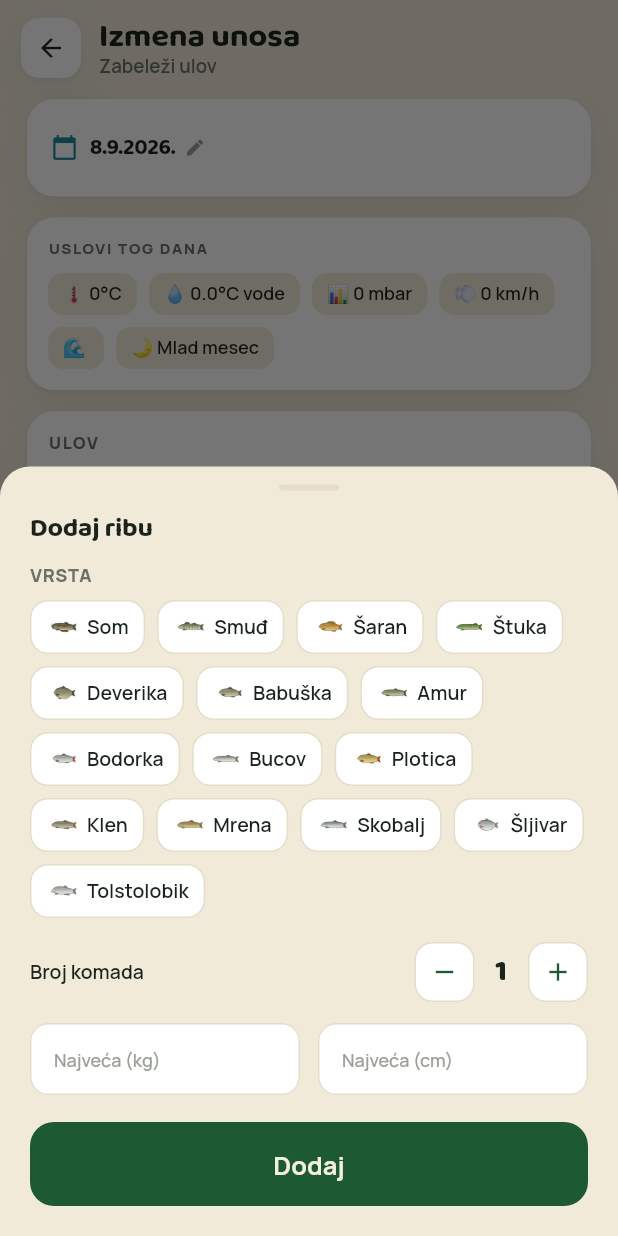
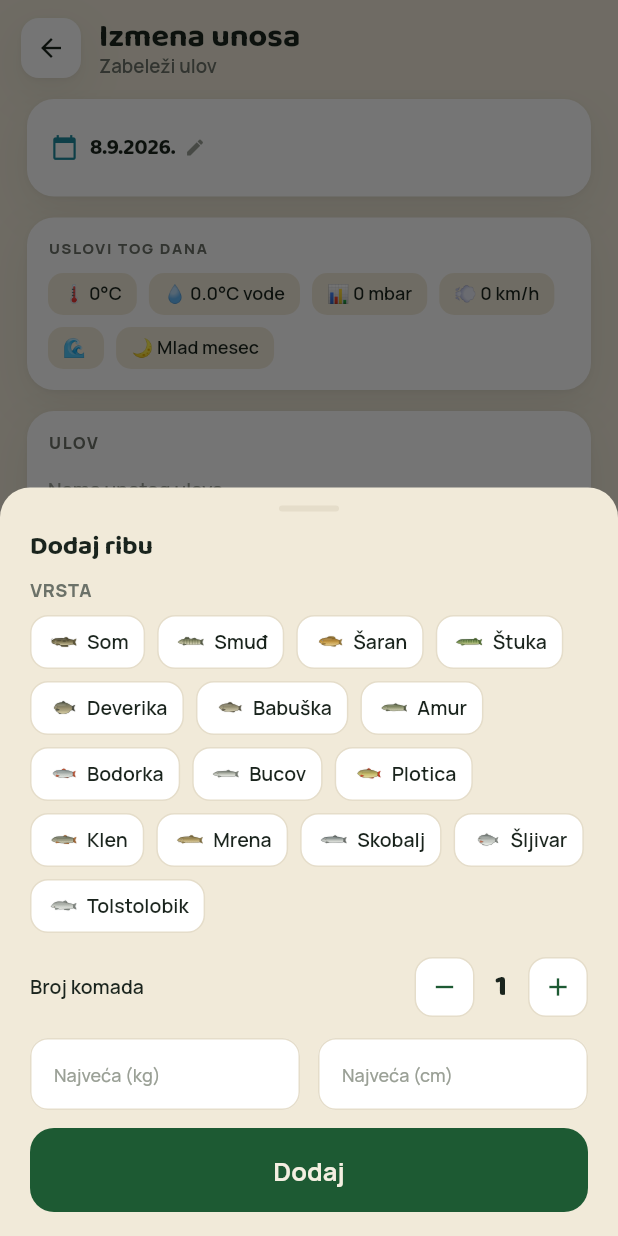
Before and after one commit to neonknight4/fishing_worthy, a Flutter app: the DiaryEntryScreen screen opened directly with empty values, after a tap on "Dodaj ribu", on a phone screen of 412 x 824 dp. Run offline on Flutter 3.47's test engine with Material 3 defaults, Android fonts, the phone set to English and light mode, and no system bars; our stand-ins replace flutter_map, flutter_svg, geolocator, google_fonts, image_picker, latlong2 and 3 more; missing offline and left inert: flutter_pdfview; accounts and stored records are empty.

Commit message:
fix(ui): overflow u SectionLabel i AppButton, nov AppSheet
Prijavljen overflow od 45 px u padajućoj listi hranilica bio je simptom;
uzroci su bila dva deljena widgeta, pa popravka pokriva ceo app.

SectionLabel: Row sa neograničenim Text-om i Expanded linijom. Dugi
naslovi sekcija prelivali su ga na 6 mesta, 3–209 px. Tekst mora ostati
neflex-ovan da bi linija popunila red, pa je kroz LayoutBuilder kapiran
na širinu reda i prelama se u dva reda; linija dobija ostatak, i 0.

AppButton: isto neflex-ovan Text; dugačka labela u block dugmetu
prelivala 65–105 px. Labela se sad skuplja samo kad je block: true, jer
non-block dugme može stajati u neograničenom Row-u gde Flexible pukne.

AppSheet: zajednička školjka za bottom sheet — hvatalica, opcioni
naslov, skrolabilno telo, prikovano podnožje, viewInsets za tastaturu i
padding.bottom za sistemsku navigaciju. showModalBottomSheet
podrazumevano seče na pola ekrana, a Column sa mainAxisSize.min nema
skrol. _AddCatchSheet (15 vrsta + dva polja pod tastaturom) prebačen na
nju.

Verifikacija: privremeni widget sweep na 320 i 360 px koji renderuje
ekrane, skroluje do dna i pada na svaki RenderFlex overflow.

Co-Authored-By: Claude Opus 5 (1M context) <noreply@anthropic.com>

```diff
--- a/lib/screens/diary_entry_screen.dart
+++ b/lib/screens/diary_entry_screen.dart
@@ -623,22 +623,30 @@ class _AddCatchSheetState extends State<_AddCatchSheet> {
   @override
   Widget build(BuildContext context) {
     final c = context.c;
-    return Container(
-      padding: EdgeInsets.fromLTRB(20, 12, 20, MediaQuery.of(context).viewInsets.bottom + 20),
-      decoration: BoxDecoration(
-        color: c.bg,
-        borderRadius: const BorderRadius.vertical(top: Radius.circular(20)),
+    // Wrap sa 15 vrsta + dva polja za unos ne staju na ekran kad je tastatura
+    // otvorena — telo skroluje, „Dodaj" ostaje prikovan u podnožju.
+    return AppSheet(
+      title: 'Dodaj ribu',
+      footer: AppButton(
+        'Dodaj',
+        block: true,
+        large: true,
+        onTap: _species == null
+            ? null
+            : () => Navigator.pop(
+                  context,
+                  CatchItem(
+                    species: _species!,
+                    count: _count,
+                    maxWeightKg: double.tryParse(_weight.text.replaceAll(',', '.')),
+                    maxLengthCm: double.tryParse(_length.text.replaceAll(',', '.')),
+                  ),
+                ),
       ),
       child: Column(
         mainAxisSize: MainAxisSize.min,
         crossAxisAlignment: CrossAxisAlignment.start,
         children: [
-          Center(
-            child: Container(width: 40, height: 4, decoration: BoxDecoration(color: c.line, borderRadius: BorderRadius.circular(2))),
-          ),
-          const SizedBox(height: 16),
-          Text('Dodaj ribu', style: context.display(size: 18)),
-          const SizedBox(height: 14),
           Text('VRSTA', style: context.ui(size: 12, weight: FontWeight.w800, color: c.muted, letterSpacing: 0.4)),
           const SizedBox(height: 8),
           Wrap(
@@ -689,23 +697,6 @@ class _AddCatchSheetState extends State<_AddCatchSheet> {
               Expanded(child: _numField(_length, 'Najveća (cm)')),
             ],
           ),
-          const SizedBox(height: 18),
-          AppButton(
-            'Dodaj',
-            block: true,
-            large: true,
-            onTap: _species == null
-                ? null
-                : () => Navigator.pop(
-                      context,
-                      CatchItem(
-                        species: _species!,
-                        count: _count,
-                        maxWeightKg: double.tryParse(_weight.text.replaceAll(',', '.')),
-                        maxLengthCm: double.tryParse(_length.text.replaceAll(',', '.')),
-                      ),
-                    ),
-          ),
         ],
       ),
     );
--- a/lib/widgets/components.dart
+++ b/lib/widgets/components.dart
@@ -149,16 +149,26 @@ class SectionLabel extends StatelessWidget {
   @override
   Widget build(BuildContext context) {
     final c = context.c;
+    // Tekst mora da ostane neflex-ovan da bi linija popunila ostatak reda, ali
+    // bez gornje granice dug naslov prelije red. Otud LayoutBuilder: naslov se
+    // kapira na širinu reda i prelomi, a linija dobije ono što ostane (i 0).
     return Padding(
       padding: const EdgeInsets.fromLTRB(2, 26, 2, 13),
-      child: Row(
+      child: LayoutBuilder(
+        builder: (context, box) => Row(
           children: [
-          Text(text.toUpperCase(),
+            ConstrainedBox(
+              constraints: BoxConstraints(
+                  maxWidth: (box.maxWidth - 9).clamp(0, double.infinity)),
+              child: Text(text.toUpperCase(),
+                  maxLines: 2,
                   style: context.ui(
                       size: 12, weight: FontWeight.w800, color: c.muted, letterSpacing: 1.7)),
+            ),
             const SizedBox(width: 9),
             Expanded(child: Container(height: 1, color: c.line)),
           ],
+        ),
       ),
     );
   }
@@ -242,7 +252,22 @@ class AppButton extends StatelessWidget {
                 Icon(icon, size: large ? 20 : 18, color: fg),
                 const SizedBox(width: 9),
               ],
-              Text(label,
+              // U block dugmetu je širina ograničena, pa labela sme da se
+              // skupi — bez ovoga dug tekst („Pročitaj na feeder.rs") prelije
+              // red. Non-block dugme ostaje neflex-ovano, jer može da stoji u
+              // neograničenom Row-u gde Flexible pukne.
+              block
+                  ? Flexible(
+                      child: Text(label,
+                          textAlign: TextAlign.center,
+                          maxLines: 2,
+                          overflow: TextOverflow.ellipsis,
+                          style: context.ui(
+                              size: large ? 17 : 15.5,
+                              weight: FontWeight.w700,
+                              color: fg)),
+                    )
+                  : Text(label,
                       style: context.ui(
                           size: large ? 17 : 15.5, weight: FontWeight.w700, color: fg)),
             ],
@@ -696,3 +721,83 @@ class OsmAttribution extends StatelessWidget {
     );
   }
 }
+
+// ─────────────────────────── BOTTOM SHEET ───────────────────────────
+
+/// Zajednička školjka za bottom sheet: hvatalica, opcioni naslov, skrolabilno
+/// telo i fiksiran podnožni deo.
+///
+/// Bez ovoga svaki sheet sa listom preraste ekran — `showModalBottomSheet`
+/// podrazumevano seče na pola visine, a Column sa `mainAxisSize.min` nema
+/// skrol pa prijavi overflow. Ovde: `maxHeight` je deo ekrana, telo skroluje,
+/// `viewInsets` prima tastaturu, a `padding.bottom` sistemsku navigaciju.
+///
+/// Pozivalac MORA da prosledi `isScrollControlled: true`, inače sheet i dalje
+/// ne može da pređe pola ekrana.
+class AppSheet extends StatelessWidget {
+  final String? title;
+  final Widget child;
+
+  /// Ostaje prikovan na dnu, van skrola — tu idu akcije (dugmad), da budu
+  /// dohvatljive i kad je tastatura otvorena.
+  final Widget? footer;
+
+  final double maxHeightFactor;
+
+  const AppSheet({
+    super.key,
+    this.title,
+    required this.child,
+    this.footer,
+    this.maxHeightFactor = 0.85,
+  });
+
+  @override
+  Widget build(BuildContext context) {
+    final c = context.c;
+    final media = MediaQuery.of(context);
+    final safeBottom = media.padding.bottom;
+    return Container(
+      constraints: BoxConstraints(maxHeight: media.size.height * maxHeightFactor),
+      decoration: BoxDecoration(
+        color: c.bg,
+        borderRadius: const BorderRadius.vertical(top: Radius.circular(20)),
+      ),
+      child: Padding(
+        padding: EdgeInsets.only(bottom: media.viewInsets.bottom),
+        child: Column(
+          mainAxisSize: MainAxisSize.min,
+          crossAxisAlignment: CrossAxisAlignment.start,
+          children: [
+            const SizedBox(height: 12),
+            Center(
+              child: Container(
+                width: 40,
+                height: 4,
+                decoration:
+                    BoxDecoration(color: c.line, borderRadius: BorderRadius.circular(2)),
+              ),
+            ),
+            if (title != null)
+              Padding(
+                padding: const EdgeInsets.fromLTRB(20, 14, 20, 0),
+                child: Text(title!, style: context.display(size: 18)),
+              ),
+            Flexible(
+              child: SingleChildScrollView(
+                padding: EdgeInsets.fromLTRB(
+                    20, 12, 20, footer == null ? safeBottom + 22 : 10),
+                child: child,
+              ),
+            ),
+            if (footer != null)
+              Padding(
+                padding: EdgeInsets.fromLTRB(20, 2, 20, safeBottom + 16),
+                child: footer!,
+              ),
+          ],
+        ),
+      ),
+    );
+  }
+}
```
Lines whose indentation alone changed are shown as unchanged.
